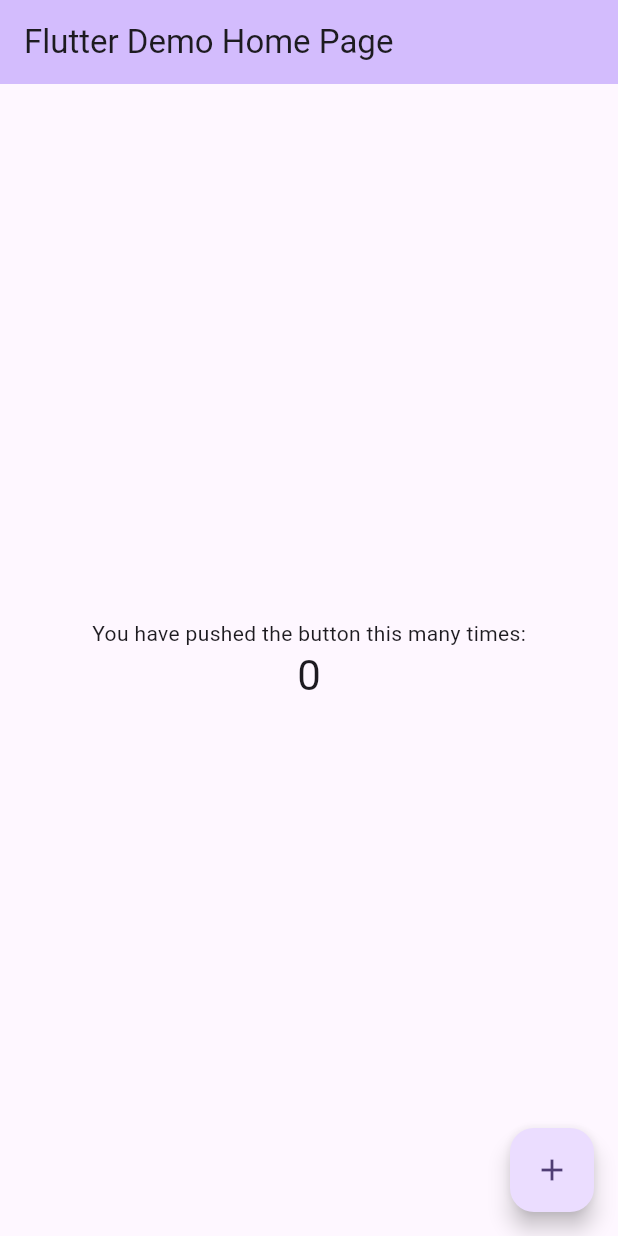
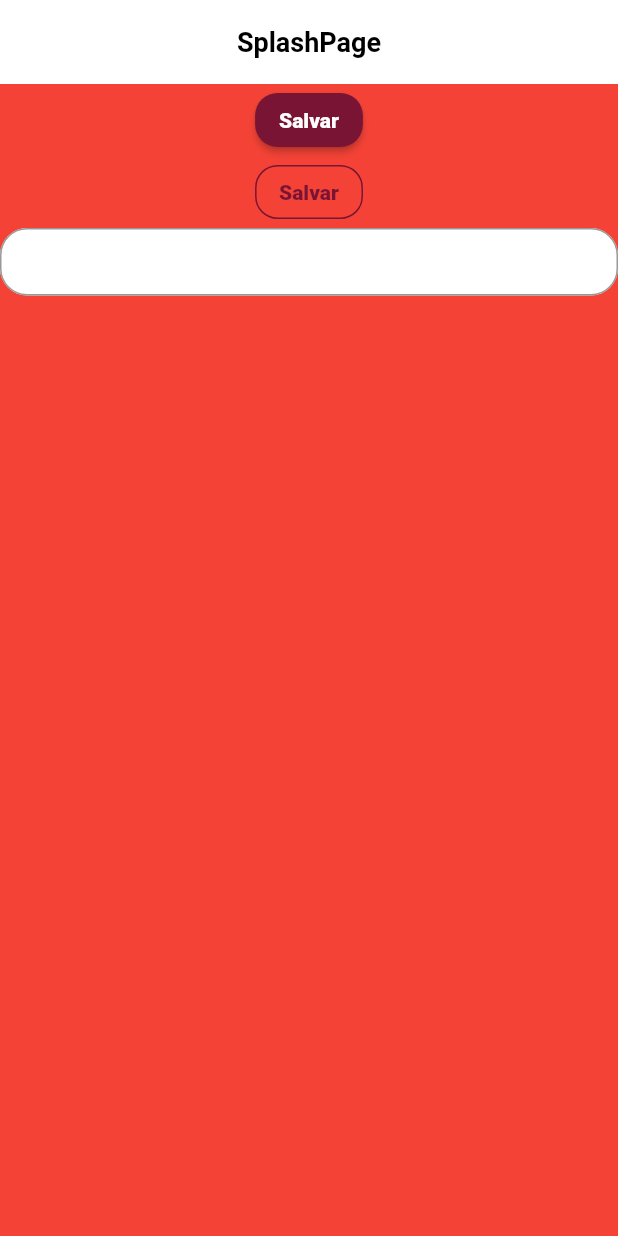
Before and after one commit to CarlosYanBezerraVieira/FifaWorldCup2022, a Flutter app: the screen it shows after launch, on a phone screen of 412 x 824 dp. Run offline on Flutter 3.47's test engine with Material 2 defaults, Android fonts, the phone set to English and light mode, and no system bars; Roboto replaces fonts that are missing (MPlus1P, Poppins).

Commit message:
feat: created theme of app

```diff
--- /dev/null
+++ b/lib/app/core/styles/button_styles.dart
@@ -0,0 +1,57 @@
+import 'package:flutter/material.dart';
+import 'package:fwc_album_app/app/core/styles/colors_app.dart';
+import 'package:fwc_album_app/app/core/styles/text_styles.dart';
+
+class ButtonStyles {
+  static ButtonStyles? _instance;
+
+  ButtonStyles._();
+  static ButtonStyles get i {
+    _instance ??= ButtonStyles._();
+    return _instance!;
+  }
+
+  ButtonStyle get yellowButton => ElevatedButton.styleFrom(
+        textStyle: TextStyles.i.textSecondaryFontExtraBold.copyWith(
+          fontSize: 14,
+        ),
+        backgroundColor: ColorsApp.i.yellow,
+        shape: RoundedRectangleBorder(
+          borderRadius: BorderRadius.circular(15),
+        ),
+      );
+
+  ButtonStyle get yellowOutlineButton => OutlinedButton.styleFrom(
+        textStyle: TextStyles.i.textSecondaryFontExtraBold.copyWith(
+          fontSize: 14,
+        ),
+        side: BorderSide(color: ColorsApp.i.yellow),
+        shape: RoundedRectangleBorder(
+          borderRadius: BorderRadius.circular(15),
+        ),
+      );
+
+  ButtonStyle get primaryButton => ElevatedButton.styleFrom(
+        textStyle: TextStyles.i.textSecondaryFontExtraBold.copyWith(
+          fontSize: 14,
+        ),
+        backgroundColor: ColorsApp.i.primary,
+        shape: RoundedRectangleBorder(
+          borderRadius: BorderRadius.circular(15),
+        ),
+      );
+
+  ButtonStyle get primaryOutlineButton => OutlinedButton.styleFrom(
+        textStyle: TextStyles.i.textSecondaryFontExtraBold.copyWith(
+          fontSize: 14,
+        ),
+        side: BorderSide(color: ColorsApp.i.primary),
+        shape: RoundedRectangleBorder(
+          borderRadius: BorderRadius.circular(15),
+        ),
+      );
+}
+
+extension ButtonStylesExtension on BuildContext {
+  ButtonStyles get buttonStyles => ButtonStyles.i;
+}
--- /dev/null
+++ b/lib/app/core/styles/colors_app.dart
@@ -0,0 +1,21 @@
+import 'package:flutter/material.dart';
+
+class ColorsApp {
+  static ColorsApp? _instance;
+
+  ColorsApp._();
+  static ColorsApp get i {
+    _instance ??= ColorsApp._();
+    return _instance!;
+  }
+
+  Color get primary => const Color(0xFF791435);
+  Color get secondary => const Color(0xFFFDCE50);
+  Color get yellow => const Color(0xFFFDCE50);
+  Color get grey => const Color(0xFFCCCCCC);
+  Color get greyDart => const Color(0xFF999999);
+}
+
+extension ColorsAppExtension on BuildContext {
+  ColorsApp get colors => ColorsApp.i;
+}
--- /dev/null
+++ b/lib/app/core/styles/text_styles.dart
@@ -0,0 +1,49 @@
+import 'package:flutter/material.dart';
+import 'package:fwc_album_app/app/core/styles/colors_app.dart';
+
+class TextStyles {
+  static TextStyles? _instance;
+
+  TextStyles._();
+  static TextStyles get i {
+    _instance ??= TextStyles._();
+    return _instance!;
+  }
+
+  String get primaryFont => 'Poppins';
+  String get secondaryFont => 'MPlus1P';
+
+  TextStyle get textPrimaryFontRegular =>
+      TextStyle(fontWeight: FontWeight.normal, fontFamily: primaryFont);
+
+  TextStyle get textPrimaryFontMedium =>
+      TextStyle(fontWeight: FontWeight.w500, fontFamily: primaryFont);
+
+  TextStyle get textPrimaryFontSemiBold =>
+      TextStyle(fontWeight: FontWeight.w600, fontFamily: primaryFont);
+
+  TextStyle get textPrimaryFontBold =>
+      TextStyle(fontWeight: FontWeight.bold, fontFamily: primaryFont);
+
+  TextStyle get textPrimaryFontExtraBold =>
+      TextStyle(fontWeight: FontWeight.w800, fontFamily: primaryFont);
+
+  TextStyle get textSecondaryFontRegular =>
+      TextStyle(fontWeight: FontWeight.normal, fontFamily: secondaryFont);
+
+  TextStyle get textSecondaryFontMedium =>
+      TextStyle(fontWeight: FontWeight.w600, fontFamily: secondaryFont);
+
+  TextStyle get textSecondaryFontBold =>
+      TextStyle(fontWeight: FontWeight.bold, fontFamily: secondaryFont);
+
+  TextStyle get textSecondaryFontExtraBold =>
+      TextStyle(fontWeight: FontWeight.w800, fontFamily: secondaryFont);
+
+  TextStyle get labelTextFild =>
+      textSecondaryFontRegular.copyWith(color: ColorsApp.i.greyDart);
+}
+
+extension TextStylesExtension on BuildContext {
+  TextStyles get textStyle => TextStyles.i;
+}
--- /dev/null
+++ b/lib/app/core/theme/theme_config.dart
@@ -0,0 +1,40 @@
+import 'package:flutter/material.dart';
+import 'package:fwc_album_app/app/core/styles/colors_app.dart';
+
+import '../styles/text_styles.dart';
+
+class ThemeConfig {
+  ThemeConfig._();
+  static final _defaultInputBorder = OutlineInputBorder(
+      borderRadius: BorderRadius.circular(18),
+      borderSide: BorderSide(color: ColorsApp.i.greyDart, width: 1));
+  static final theme = ThemeData(
+    appBarTheme: AppBarTheme(
+      backgroundColor: Colors.white,
+      centerTitle: true,
+      elevation: 0,
+      iconTheme: const IconThemeData(
+        color: Colors.black,
+      ),
+      titleTextStyle: TextStyles.i.textPrimaryFontBold.copyWith(
+        color: Colors.black,
+        fontSize: 18,
+      ),
+    ),
+    primaryColor: ColorsApp.i.primary,
+    colorScheme: ColorScheme.fromSeed(
+        seedColor: ColorsApp.i.primary,
+        primary: ColorsApp.i.primary,
+        secondary: ColorsApp.i.secondary),
+    inputDecorationTheme: InputDecorationTheme(
+      fillColor: Colors.white,
+      filled: true,
+      isDense: true,
+      contentPadding: const EdgeInsets.all(13),
+      labelStyle: TextStyles.i.labelTextFild,
+      border: _defaultInputBorder,
+      enabledBorder: _defaultInputBorder,
+      focusedBorder: _defaultInputBorder,
+    ),
+  );
+}
--- /dev/null
+++ b/lib/app/fwc_album_app.dart
@@ -0,0 +1,20 @@
+import 'package:flutter/material.dart';
+import 'package:fwc_album_app/app/core/theme/theme_config.dart';
+
+import 'pages/splash/splash_page.dart';
+
+class FwcAlbumApp extends StatelessWidget {
+  const FwcAlbumApp({Key? key}) : super(key: key);
+
+  @override
+  Widget build(BuildContext context) {
+    return MaterialApp(
+      title: 'Fifa World Cup Album',
+      debugShowCheckedModeBanner: false,
+      theme: ThemeConfig.theme,
+      routes: {
+        "/": (_) => const SplashPage(),
+      },
+    );
+  }
+}
--- /dev/null
+++ b/lib/app/pages/splash/splash_page.dart
@@ -0,0 +1,36 @@
+import 'package:flutter/material.dart';
+
+import '../../core/styles/button_styles.dart';
+
+class SplashPage extends StatelessWidget {
+  const SplashPage({Key? key}) : super(key: key);
+
+  @override
+  Widget build(BuildContext context) {
+    return Scaffold(
+      backgroundColor: Colors.red,
+      appBar: AppBar(
+        title: const Text('SplashPage'),
+      ),
+      body: Column(
+        children: [
+          Center(
+            child: ElevatedButton(
+              style: ButtonStyles.i.primaryButton,
+              onPressed: () {},
+              child: const Text('Salvar'),
+            ),
+          ),
+          Center(
+            child: OutlinedButton(
+              style: ButtonStyles.i.primaryOutlineButton,
+              onPressed: () {},
+              child: const Text('Salvar'),
+            ),
+          ),
+          const TextField(),
+        ],
+      ),
+    );
+  }
+}
--- a/lib/main.dart
+++ b/lib/main.dart
@@ -1,125 +1,7 @@
 import 'package:flutter/material.dart';
 
+import 'app/fwc_album_app.dart';
+
 void main() {
-  runApp(const MyApp());
+  runApp(const FwcAlbumApp());
 }
-
-class MyApp extends StatelessWidget {
-  const MyApp({super.key});
-
-  // This widget is the root of your application.
-  @override
-  Widget build(BuildContext context) {
-    return MaterialApp(
-      title: 'Flutter Demo',
-      theme: ThemeData(
-        // This is the theme of your application.
-        //
-        // TRY THIS: Try running your application with "flutter run". You'll see
-        // the application has a blue toolbar. Then, without quitting the app,
-        // try changing the seedColor in the colorScheme below to Colors.green
-        // and then invoke "hot reload" (save your changes or press the "hot
-        // reload" button in a Flutter-supported IDE, or press "r" if you used
-        // the command line to start the app).
-        //
-        // Notice that the counter didn't reset back to zero; the application
-        // state is not lost during the reload. To reset the state, use hot
-        // restart instead.
-        //
-        // This works for code too, not just values: Most code changes can be
-        // tested with just a hot reload.
-        colorScheme: ColorScheme.fromSeed(seedColor: Colors.deepPurple),
-        useMaterial3: true,
-      ),
-      home: const MyHomePage(title: 'Flutter Demo Home Page'),
-    );
-  }
-}
-
-class MyHomePage extends StatefulWidget {
-  const MyHomePage({super.key, required this.title});
-
-  // This widget is the home page of your application. It is stateful, meaning
-  // that it has a State object (defined below) that contains fields that affect
-  // how it looks.
-
-  // This class is the configuration for the state. It holds the values (in this
-  // case the title) provided by the parent (in this case the App widget) and
-  // used by the build method of the State. Fields in a Widget subclass are
-  // always marked "final".
-
-  final String title;
-
-  @override
-  State<MyHomePage> createState() => _MyHomePageState();
-}
-
-class _MyHomePageState extends State<MyHomePage> {
-  int _counter = 0;
-
-  void _incrementCounter() {
-    setState(() {
-      // This call to setState tells the Flutter framework that something has
-      // changed in this State, which causes it to rerun the build method below
-      // so that the display can reflect the updated values. If we changed
-      // _counter without calling setState(), then the build method would not be
-      // called again, and so nothing would appear to happen.
-      _counter++;
-    });
-  }
-
-  @override
-  Widget build(BuildContext context) {
-    // This method is rerun every time setState is called, for instance as done
-    // by the _incrementCounter method above.
-    //
-    // The Flutter framework has been optimized to make rerunning build methods
-    // fast, so that you can just rebuild anything that needs updating rather
-    // than having to individually change instances of widgets.
-    return Scaffold(
-      appBar: AppBar(
-        // TRY THIS: Try changing the color here to a specific color (to
-        // Colors.amber, perhaps?) and trigger a hot reload to see the AppBar
-        // change color while the other colors stay the same.
-        backgroundColor: Theme.of(context).colorScheme.inversePrimary,
-        // Here we take the value from the MyHomePage object that was created by
-        // the App.build method, and use it to set our appbar title.
-        title: Text(widget.title),
-      ),
-      body: Center(
-        // Center is a layout widget. It takes a single child and positions it
-        // in the middle of the parent.
-        child: Column(
-          // Column is also a layout widget. It takes a list of children and
-          // arranges them vertically. By default, it sizes itself to fit its
-          // children horizontally, and tries to be as tall as its parent.
-          //
-          // Column has various properties to control how it sizes itself and
-          // how it positions its children. Here we use mainAxisAlignment to
-          // center the children vertically; the main axis here is the vertical
-          // axis because Columns are vertical (the cross axis would be
-          // horizontal).
-          //
-          // TRY THIS: Invoke "debug painting" (choose the "Toggle Debug Paint"
-          // action in the IDE, or press "p" in the console), to see the
-          // wireframe for each widget.
-          mainAxisAlignment: MainAxisAlignment.center,
-          children: <Widget>[
-            const Text(
-              'You have pushed the button this many times:',
-            ),
-            Text(
-              '$_counter',
-              style: Theme.of(context).textTheme.headlineMedium,
-            ),
-          ],
-        ),
-      ),
-      floatingActionButton: FloatingActionButton(
-        onPressed: _incrementCounter,
-        tooltip: 'Increment',
-        child: const Icon(Icons.add),
-      ), // This trailing comma makes auto-formatting nicer for build methods.
-    );
-  }
-}
```
